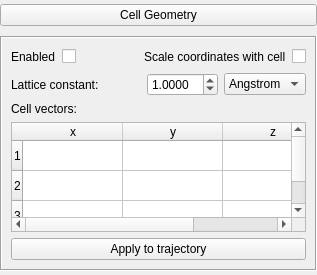
The window that gui/qt/mainwidgets/molwidget_aux/cellwidget.ui (sgsaenger/vipster) describes before a commit, drawn with Qt 5.
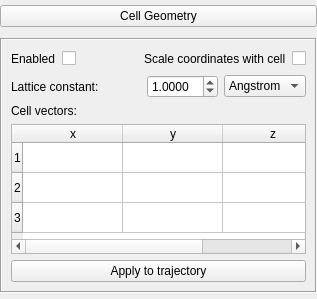
The same window after the commit.

The edit to the form file:
```diff
--- a/gui/qt/mainwidgets/molwidget_aux/cellwidget.ui
+++ b/gui/qt/mainwidgets/molwidget_aux/cellwidget.ui
@@ -7,9 +7,15 @@
     <x>0</x>
     <y>0</y>
     <width>317</width>
-    <height>275</height>
+    <height>299</height>
    </rect>
   </property>
+  <property name="sizePolicy">
+   <sizepolicy hsizetype="Preferred" vsizetype="Fixed">
+    <horstretch>0</horstretch>
+    <verstretch>0</verstretch>
+   </sizepolicy>
+  </property>
   <layout class="QVBoxLayout" name="verticalLayout">
    <property name="leftMargin">
     <number>0</number>
@@ -50,7 +56,7 @@
      <property name="frameShadow">
       <enum>QFrame::Sunken</enum>
      </property>
-     <layout class="QVBoxLayout" name="verticalLayout_3">
+     <layout class="QVBoxLayout" name="verticalLayout_3" stretch="0,0,0,1,0">
       <item>
        <layout class="QHBoxLayout" name="cellFmtLayout">
         <item>
@@ -171,7 +177,7 @@
         <property name="maximumSize">
          <size>
           <width>16777215</width>
-          <height>110</height>
+          <height>130</height>
          </size>
         </property>
         <row>
```
Left out of the diff: 8 changed lines with no effect on the pictures.
